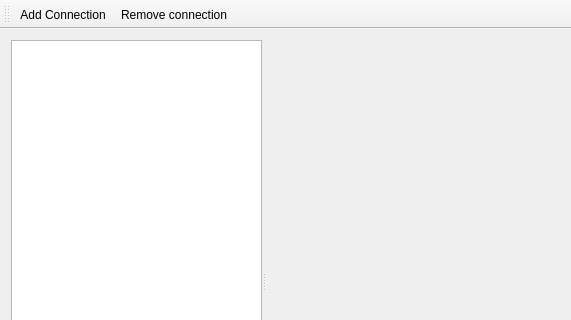
grondek/DatabaseManager, file DBManager/dbmanagerwindow.ui: the form before one commit; both pictures show x 0 to 571 and y 0 to 320 of the 571 by 554 pixel window.
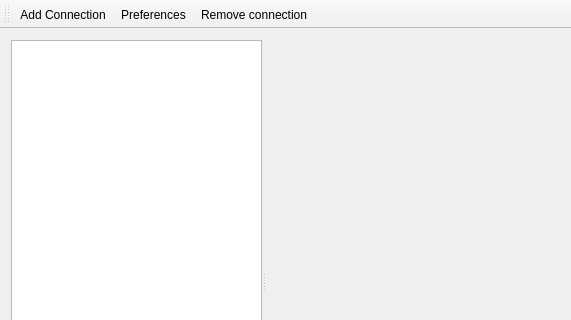
The form after the commit. Icons and pictures are not drawn.

Commit message: Use Theme icons for actions

What changed in the file:
```diff
--- a/DBManager/dbmanagerwindow.ui
+++ b/DBManager/dbmanagerwindow.ui
@@ -58,6 +58,7 @@
     <bool>false</bool>
    </attribute>
    <addaction name="actionAddConnection"/>
+   <addaction name="actionPreferences"/>
    <addaction name="actionRemoveConnection"/>
   </widget>
   <widget class="QStatusBar" name="statusBar"/>
@@ -77,6 +78,17 @@
     <string>Remove connection to database</string>
    </property>
   </action>
+  <action name="actionPreferences">
+   <property name="icon">
+    <iconset theme="preferences-system"/>
+   </property>
+   <property name="text">
+    <string>Preferences</string>
+   </property>
+   <property name="toolTip">
+    <string>Database preferences</string>
+   </property>
+  </action>
  </widget>
  <layoutdefault spacing="6" margin="11"/>
  <resources/>
```
Left out of the diff: 6 changed lines with no effect on the pictures.
